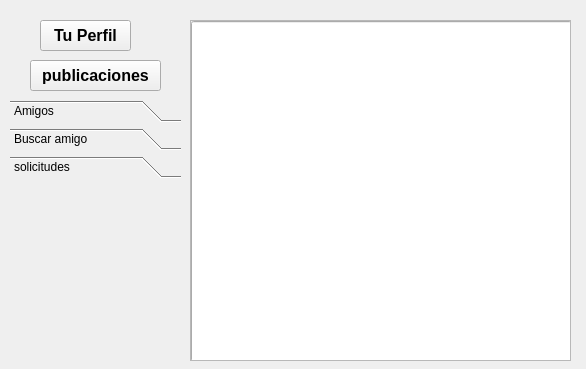
PrenxLibert/Trabajo-Parcial-red-social-3-ciclo, file Red_Social/interfast.ui: the form before one commit.
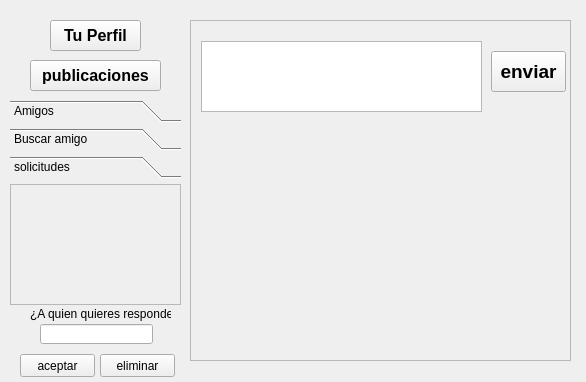
The form after the commit. The open tabs and pages were chosen to show the change.

What changed in the file:
```diff
--- a/Red_Social/interfast.ui
+++ b/Red_Social/interfast.ui
@@ -7,7 +7,7 @@
     <x>0</x>
     <y>0</y>
     <width>586</width>
-    <height>369</height>
+    <height>382</height>
    </rect>
   </property>
   <property name="windowTitle">
@@ -53,14 +53,40 @@
         <height>339</height>
        </rect>
       </property>
-      <widget class="QLineEdit" name="lineEdit">
+      <widget class="QTextEdit" name="textEdit">
        <property name="geometry">
         <rect>
-         <x>0</x>
-         <y>0</y>
-         <width>381</width>
-         <height>341</height>
+         <x>10</x>
+         <y>20</y>
+         <width>281</width>
+         <height>71</height>
         </rect>
+       </property>
+       <property name="font">
+        <font>
+         <pointsize>10</pointsize>
+        </font>
+       </property>
+      </widget>
+      <widget class="QPushButton" name="pshbu_envi_publi">
+       <property name="geometry">
+        <rect>
+         <x>300</x>
+         <y>30</y>
+         <width>75</width>
+         <height>41</height>
+        </rect>
+       </property>
+       <property name="font">
+        <font>
+         <pointsize>14</pointsize>
+         <weight>75</weight>
+         <italic>false</italic>
+         <bold>true</bold>
+        </font>
+       </property>
+       <property name="text">
+        <string>enviar</string>
        </property>
       </widget>
      </widget>
@@ -427,7 +453,7 @@
   <widget class="QPushButton" name="pushButton_2">
    <property name="geometry">
     <rect>
-     <x>40</x>
+     <x>50</x>
      <y>20</y>
      <width>91</width>
      <height>31</height>
@@ -470,7 +496,7 @@
      <x>10</x>
      <y>100</y>
      <width>171</width>
-     <height>271</height>
+     <height>281</height>
     </rect>
    </property>
    <property name="currentIndex">
@@ -754,6 +780,78 @@
     <attribute name="label">
      <string>solicitudes</string>
     </attribute>
+    <widget class="QScrollArea" name="scrollArea_6">
+     <property name="geometry">
+      <rect>
+       <x>0</x>
+       <y>0</y>
+       <width>171</width>
+       <height>121</height>
+      </rect>
+     </property>
+     <property name="widgetResizable">
+      <bool>true</bool>
+     </property>
+     <widget class="QWidget" name="scrollAreaWidgetContents_6">
+      <property name="geometry">
+       <rect>
+        <x>0</x>
+        <y>0</y>
+        <width>169</width>
+        <height>119</height>
+       </rect>
+      </property>
+     </widget>
+    </widget>
+    <widget class="QLineEdit" name="lineEdit_6">
+     <property name="geometry">
+      <rect>
+       <x>30</x>
+       <y>140</y>
+       <width>113</width>
+       <height>20</height>
+      </rect>
+     </property>
+    </widget>
+    <widget class="QPushButton" name="pushButton_6">
+     <property name="geometry">
+      <rect>
+       <x>10</x>
+       <y>170</y>
+       <width>75</width>
+       <height>23</height>
+      </rect>
+     </property>
+     <property name="text">
+      <string>aceptar</string>
+     </property>
+    </widget>
+    <widget class="QPushButton" name="pushButton_7">
+     <property name="geometry">
+      <rect>
+       <x>90</x>
+       <y>170</y>
+       <width>75</width>
+       <height>23</height>
+      </rect>
+     </property>
+     <property name="text">
+      <string>eliminar</string>
+     </property>
+    </widget>
+    <widget class="QLabel" name="label_3">
+     <property name="geometry">
+      <rect>
+       <x>20</x>
+       <y>120</y>
+       <width>141</width>
+       <height>20</height>
+      </rect>
+     </property>
+     <property name="text">
+      <string>¿A quien quieres responder?</string>
+     </property>
+    </widget>
    </widget>
   </widget>
  </widget>
```
Left out of the diff: 26 changed lines with no effect on the pictures.
